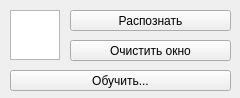
This is mainwindow.ui in unusGloriam/digit_recognition as Qt 5 draws it before an edit. The edited form follows.
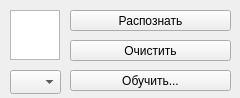
This is the edited form.

```diff
--- a/mainwindow.ui
+++ b/mainwindow.ui
@@ -71,15 +71,15 @@
      </rect>
     </property>
     <property name="text">
-     <string>Очистить окно</string>
+     <string>Очистить</string>
     </property>
    </widget>
    <widget class="QPushButton" name="pushButton_3">
     <property name="geometry">
      <rect>
-      <x>10</x>
+      <x>70</x>
       <y>70</y>
-      <width>221</width>
+      <width>161</width>
       <height>21</height>
      </rect>
     </property>
@@ -87,6 +87,16 @@
      <string>Обучить...</string>
     </property>
    </widget>
+   <widget class="QComboBox" name="comboBox">
+    <property name="geometry">
+     <rect>
+      <x>10</x>
+      <y>70</y>
+      <width>51</width>
+      <height>24</height>
+     </rect>
+    </property>
+   </widget>
   </widget>
  </widget>
  <resources/>
```
Left out of the diff: 8 changed lines with no effect on the pictures.
